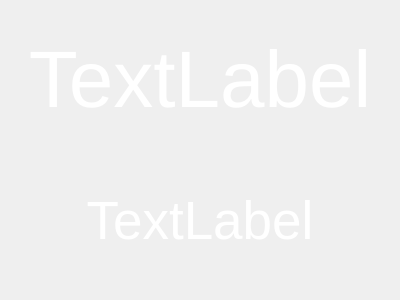
Above: mainwindow.ui from dgow/PiClock before the change. Below: the same form after it.
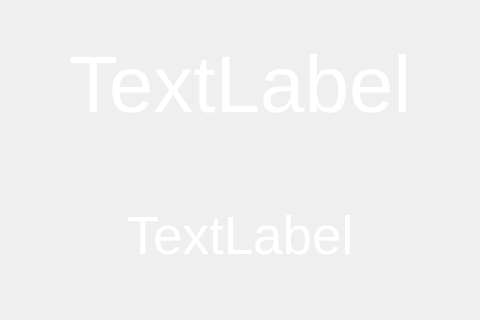
That is the form after the change.

What changed in the file:
```diff
--- a/mainwindow.ui
+++ b/mainwindow.ui
@@ -6,12 +6,15 @@
    <rect>
     <x>0</x>
     <y>0</y>
-    <width>400</width>
-    <height>300</height>
+    <width>480</width>
+    <height>320</height>
    </rect>
   </property>
   <property name="windowTitle">
-   <string>PiClock</string>
+   <string notr="true">PiClock</string>
+  </property>
+  <property name="autoFillBackground">
+   <bool>true</bool>
   </property>
   <widget class="QWidget" name="centralWidget">
    <layout class="QVBoxLayout" name="verticalLayout_2">
```
